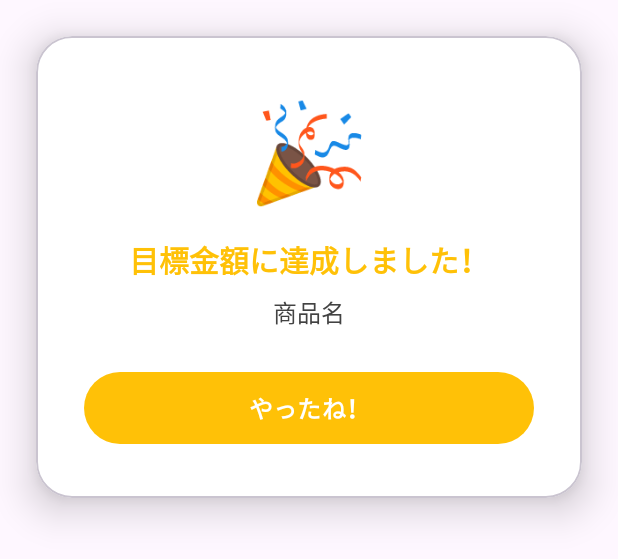
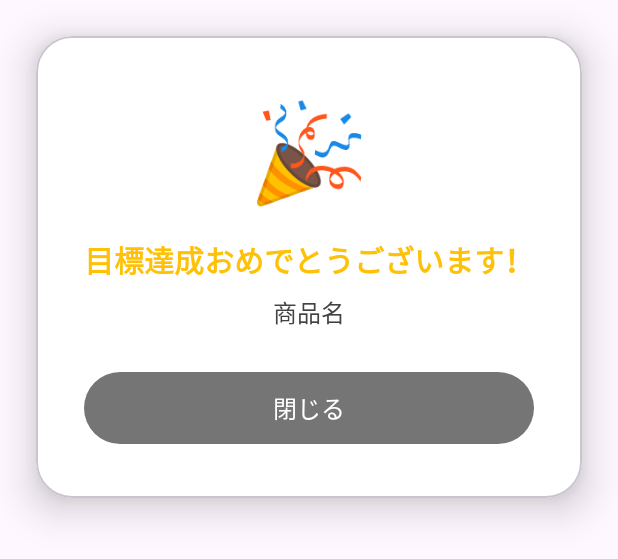
Before and after one commit to aia178/2ykojin, an Android app: the layout dialog_achievement.xml on its own in the app's theme, with its tools: preview values and no code run, on a phone screen of 412 x 824 dp. Shown: the top 559 px of the screen. Run offline under Robolectric (Android 15) with nearby library versions, the phone set to English and light mode, and no system bars.

Commit message:
no message

```diff
--- a/IotChokinApp/app/src/main/res/layout/dialog_achievement.xml
+++ b/IotChokinApp/app/src/main/res/layout/dialog_achievement.xml
@@ -29,7 +29,7 @@
             android:id="@+id/tvAchievementMessage"
             android:layout_width="wrap_content"
             android:layout_height="wrap_content"
-            android:text="目標金額に達成しました！"
+            android:text="目標達成おめでとうございます！"
             android:textColor="#FFC107"
             android:textSize="20sp"
             android:textStyle="bold"
@@ -45,16 +45,27 @@
             android:textSize="16sp"
             android:layout_marginBottom="24dp"/>
 
-        <!-- OKボタン -->
+        <!-- 購入ボタン（楽天商品用） -->
         <com.google.android.material.button.MaterialButton
-            android:id="@+id/btnAchievementOK"
+            android:id="@+id/btnGoToPurchase"
             android:layout_width="match_parent"
             android:layout_height="56dp"
-            android:text="やったね！"
-            app:backgroundTint="#FFC107"
+            android:text="購入ページへ"
+            app:backgroundTint="#4CAF50"
             android:textColor="#FFFFFF"
             app:cornerRadius="28dp"
             android:textSize="16sp"
-            android:textStyle="bold"/>
+            android:visibility="gone"/> <!-- 初期は非表示 -->
+
+        <!-- 閉じるボタン（共通） -->
+        <com.google.android.material.button.MaterialButton
+            android:id="@+id/btnCloseDialog"
+            android:layout_width="match_parent"
+            android:layout_height="56dp"
+            android:text="閉じる"
+            app:backgroundTint="#757575"
+            android:textColor="#FFFFFF"
+            app:cornerRadius="28dp"
+            android:textSize="16sp"/>
     </LinearLayout>
 </com.google.android.material.card.MaterialCardView>
```
Also changed, not shown: IotChokinApp/app/src/main/java/ecccomp/s2240195/iotchokinapp/MainActivity.kt (+39 -6 lines).
